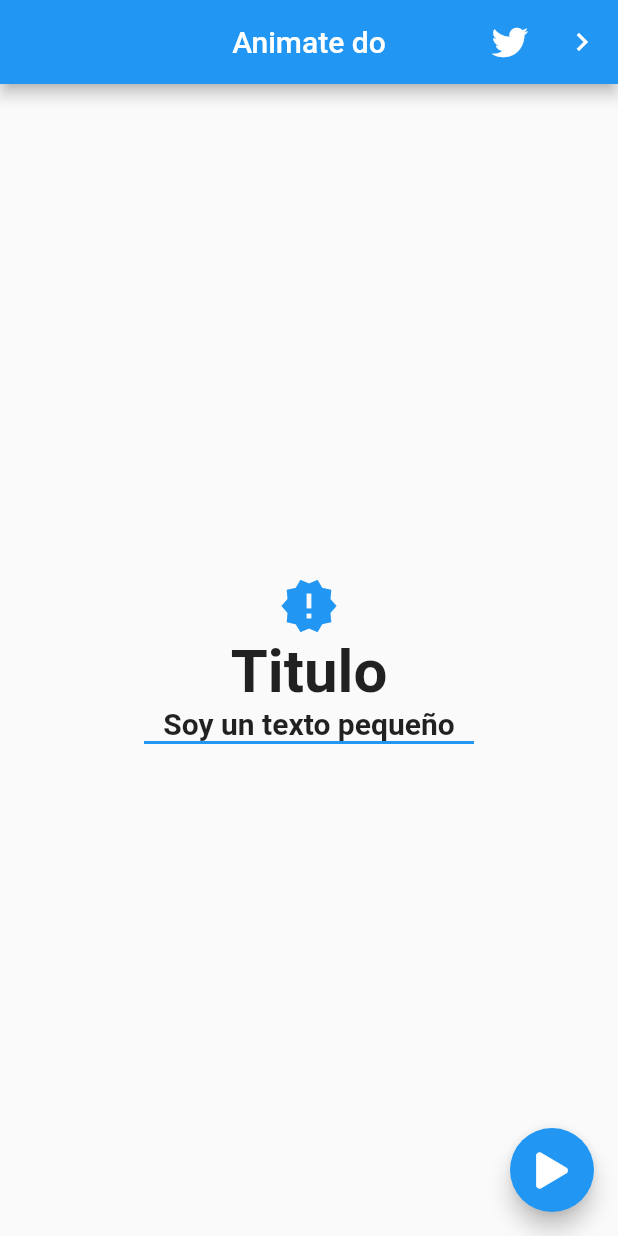
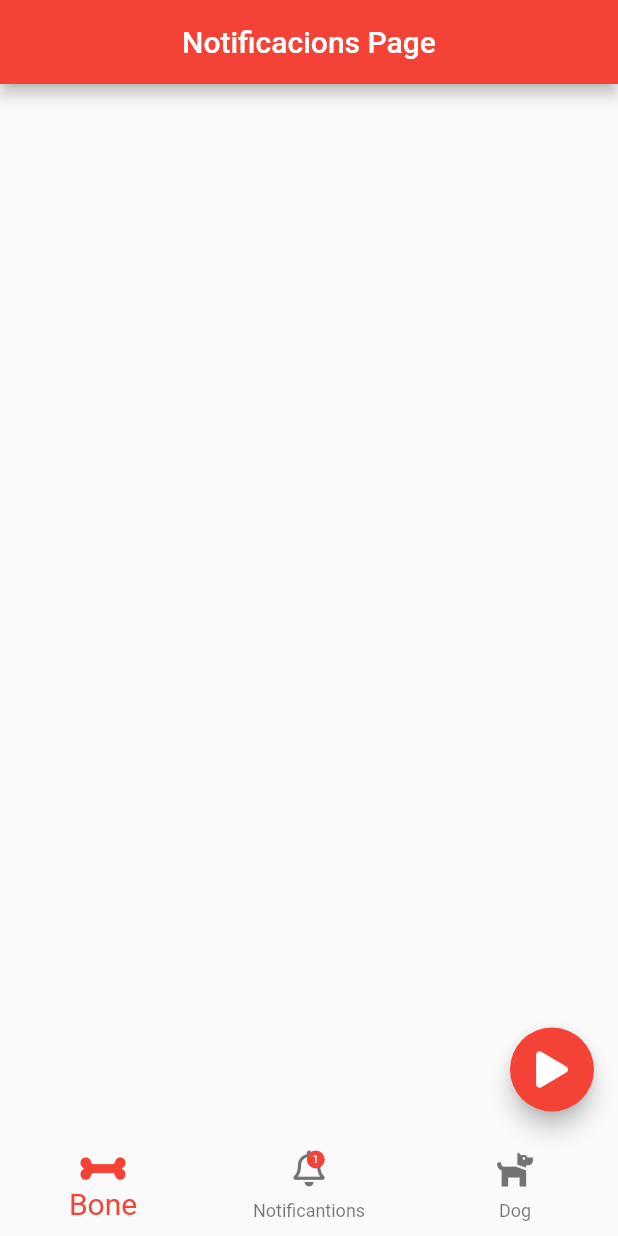
Before and after one commit to Blanco1010/animate_do_flutter, a Flutter app: the screen it shows after launch, after a tap on an icon or button, on a phone screen of 412 x 824 dp. Run offline on Flutter 3.47's test engine with Material 2 defaults, Android fonts, the phone set to English and light mode, and no system bars; our stand-ins replace animate_do, font_awesome_flutter.

Commit message:
add notications

```diff
--- a/animate_do_app/lib/main.dart
+++ b/animate_do_app/lib/main.dart
@@ -1,5 +1,6 @@
 import 'package:flutter/material.dart';
 
+import 'src/pages/navigation_page.dart';
 import 'src/pages/page1.dart';
 import 'src/pages/twitter_page.dart';
 
@@ -11,7 +12,8 @@ class MyApp extends StatelessWidget {
     return MaterialApp(
       debugShowCheckedModeBanner: false,
       title: 'Animate do',
-      home: Page1(),
+      home: NavigationPage(),
+      //home: Page1(),
       //home: TwitterPage(),
     );
   }
--- /dev/null
+++ b/animate_do_app/lib/src/pages/navigation_page.dart
@@ -0,0 +1,118 @@
+import 'package:flutter/material.dart';
+import 'package:font_awesome_flutter/font_awesome_flutter.dart';
+import 'package:provider/provider.dart';
+
+class NavigationPage extends StatelessWidget {
+  @override
+  Widget build(BuildContext context) {
+    return ChangeNotifierProvider(
+      create: (_) => _NotificationModel(),
+      child: Scaffold(
+        appBar: AppBar(
+          backgroundColor: Colors.red,
+          centerTitle: true,
+          title: Text('Notificacions Page'),
+        ),
+        floatingActionButton: ButtonFloating(),
+        bottomNavigationBar: ButtonNavigation(),
+      ),
+    );
+  }
+}
+
+class ButtonNavigation extends StatefulWidget {
+  @override
+  _ButtonNavigationState createState() => _ButtonNavigationState();
+}
+
+class _ButtonNavigationState extends State<ButtonNavigation> {
+  int _selectIndex = 0;
+
+  void _onItemTapped(int index) {
+    setState(() {
+      _selectIndex = index;
+    });
+  }
+
+  @override
+  Widget build(BuildContext context) {
+    final number = Provider.of<_NotificationModel>(context).number;
+
+    return BottomNavigationBar(
+      currentIndex: _selectIndex,
+      onTap: _onItemTapped,
+      selectedFontSize: 20,
+      selectedItemColor: Colors.red,
+      elevation: 0,
+      items: [
+        BottomNavigationBarItem(
+          label: 'Bone',
+          icon: FaIcon(FontAwesomeIcons.bone),
+        ),
+        BottomNavigationBarItem(
+            label: 'Notificantions',
+            icon: Stack(
+              children: <Widget>[
+                FaIcon(FontAwesomeIcons.bell),
+                Positioned(
+                  top: 0.0,
+                  right: 0.0,
+                  //child: Icon(Icons.brightness_1, size: 8, color: Colors.red),
+                  child: Container(
+                    width: 12,
+                    height: 12,
+                    child: Text(
+                      '$number',
+                      style: TextStyle(fontSize: 7, color: Colors.white),
+                    ),
+                    alignment: Alignment.center,
+                    decoration: BoxDecoration(
+                      color: Colors.red,
+                      shape: BoxShape.circle,
+                    ),
+                  ),
+                ),
+              ],
+            )),
+        BottomNavigationBarItem(
+          label: 'Dog',
+          icon: FaIcon(FontAwesomeIcons.dog),
+        ),
+      ],
+    );
+  }
+}
+
+class ButtonFloating extends StatelessWidget {
+  @override
+  Widget build(BuildContext context) {
+    return FloatingActionButton(
+      onPressed: () {
+        int vaule =
+            Provider.of<_NotificationModel>(context, listen: false).number;
+
+        vaule++;
+        Provider.of<_NotificationModel>(context, listen: false).number = vaule;
+
+        print(vaule);
+      },
+      backgroundColor: Colors.red,
+      child: FaIcon(
+        FontAwesomeIcons.play,
+      ),
+    );
+  }
+}
+
+class _NotificationModel extends ChangeNotifier {
+  int _number = 0;
+
+  int get number => _number;
+
+  set number(int vaule) {
+    if (vaule < 100) {
+      this._number = vaule;
+    }
+    notifyListeners();
+  }
+}
--- a/animate_do_app/pubspec.yaml
+++ b/animate_do_app/pubspec.yaml
@@ -30,6 +30,7 @@ dependencies:
   cupertino_icons: ^1.0.2
   animate_do: ^2.0.0
   font_awesome_flutter: ^9.1.0
+  provider: ^5.0.0
 
 dev_dependencies:
   flutter_test:
```
Also changed, not shown: animate_do_app/pubspec.lock.
